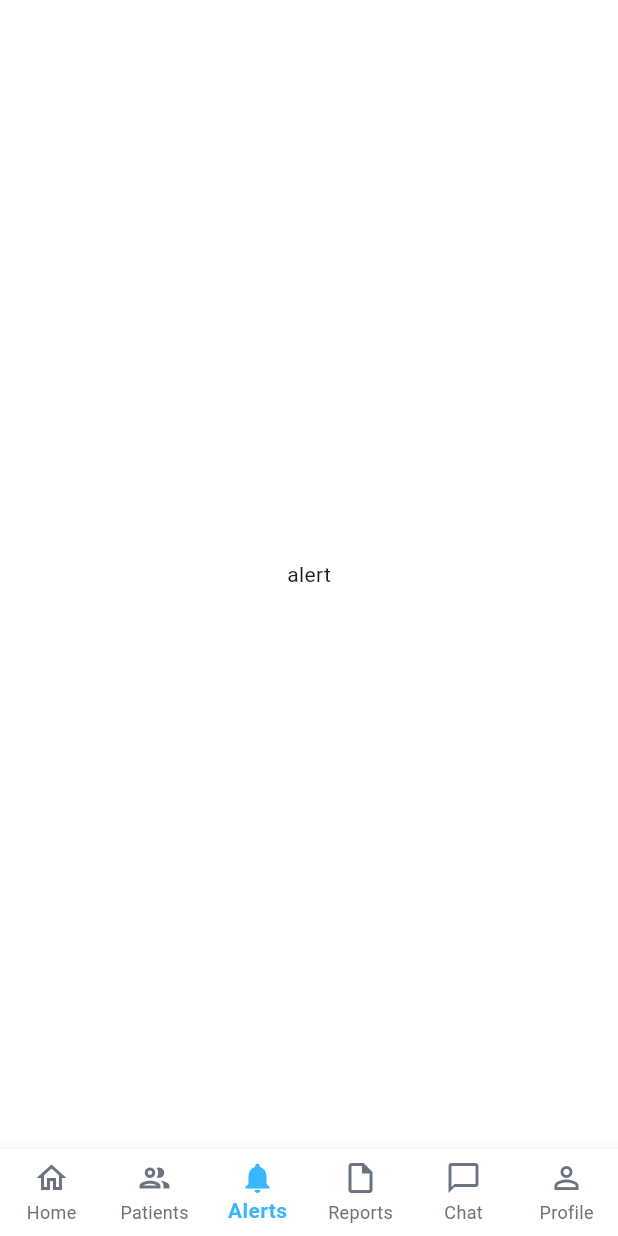
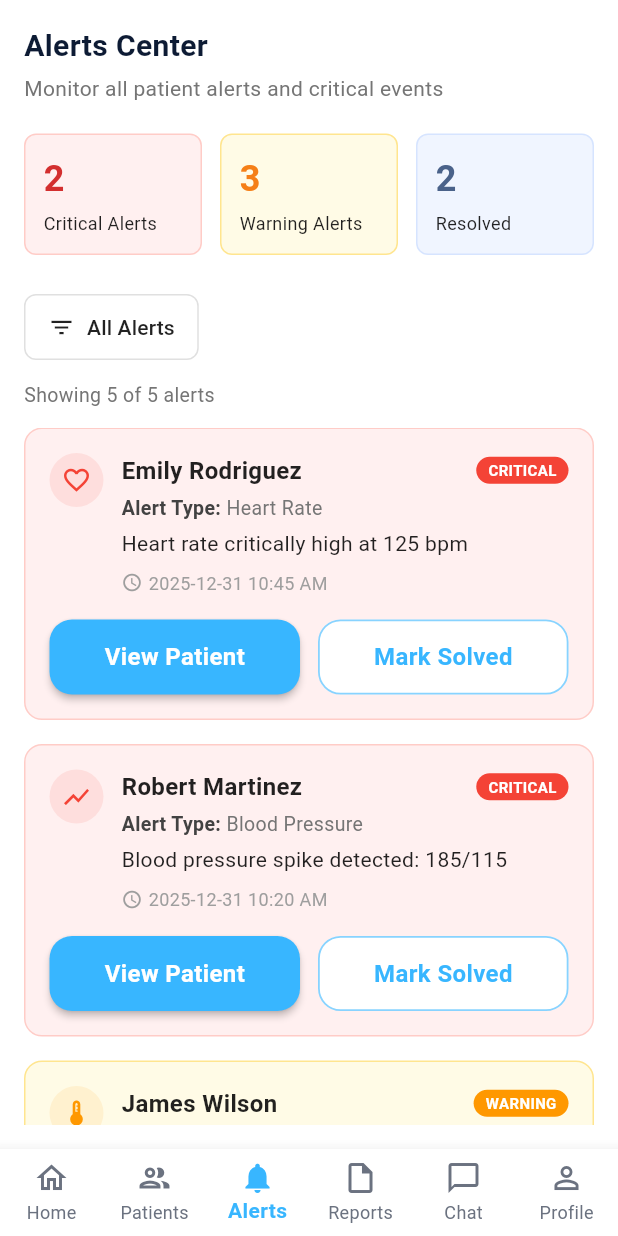
Before and after one commit to MuhammedZain15/HealthRootz, a Flutter app: the screen it shows after launch, item 3 of the bottom bar chosen, on a phone screen of 412 x 824 dp. Run offline on Flutter 3.47's test engine with Material 3 defaults, Android fonts, the phone set to English and light mode, and no system bars; our stand-ins replace fl_chart, pdf, printing; missing offline and left inert: gif_view.

Commit message:
alert page done

```diff
--- a/lib/doctor/features/alert/doctor_alert_page.dart
+++ b/lib/doctor/features/alert/doctor_alert_page.dart
@@ -1,10 +1,147 @@
 import 'package:flutter/material.dart';
+import 'package:grad_project/doctor/features/alert/widgets/alert_card.dart';
+import 'package:grad_project/doctor/features/alert/widgets/summary_card.dart';
 
-class DoctorAlertPage extends StatelessWidget {
+import 'model/alert_model.dart';
+import 'model/constants.dart';
+
+class DoctorAlertPage extends StatefulWidget {
   const DoctorAlertPage({super.key});
 
   @override
+  State<DoctorAlertPage> createState() => _DoctorAlertPageState();
+}
+
+class _DoctorAlertPageState extends State<DoctorAlertPage> {
+  late List<DoctorAlert> _localAlerts;
+
+  @override
+  void initState() {
+    super.initState();
+    _localAlerts = List.from(alerts);
+  }
+
+  void _markAsSolved(int index) {
+    setState(() {
+      final oldAlert = _localAlerts[index];
+      _localAlerts[index] = DoctorAlert(
+        id: oldAlert.id,
+        patient: oldAlert.patient,
+        type: oldAlert.type,
+        severity: AlertSeverity.resolved,
+        message: oldAlert.message,
+        time: oldAlert.time,
+      );
+    });
+  }
+
+  @override
   Widget build(BuildContext context) {
-    return Center(child: Text("alert"),);
+    return Scaffold(
+      backgroundColor: Colors.white,
+      body: SafeArea(
+        child: Padding(
+          padding: const EdgeInsets.all(16.0),
+          child: Column(
+            crossAxisAlignment: CrossAxisAlignment.start,
+            children: [
+              // Header Title
+              const Text(
+                'Alerts Center',
+                style: TextStyle(
+                  fontSize: 20,
+                  fontWeight: FontWeight.bold,
+                  color: Color(0xFF0D1B34),
+                ),
+              ),
+              const SizedBox(height: 4),
+              Text(
+                'Monitor all patient alerts and critical events',
+                style: TextStyle(fontSize: 14, color: Colors.grey.shade600),
+              ),
+              const SizedBox(height: 20),
+
+              // Summary Cards
+              const Row(
+                children: [
+                  SummaryCard(
+                    count: '2',
+                    label: 'Critical Alerts',
+                    countColor: Color(0xFFD32F2F),
+                    // Red
+                    backgroundColor: Color(0xFFFFF0F0),
+                    borderColor: Color(0xFFFFCCC7),
+                  ),
+                  SizedBox(width: 12),
+                  SummaryCard(
+                    count: '3',
+                    label: 'Warning Alerts',
+                    countColor: Color(0xFFF57F17),
+                    // Dark Chartreuse/Orange
+                    backgroundColor: Color(0xFFFFFBE6),
+                    borderColor: Color(0xFFFFE58F),
+                  ),
+                  SizedBox(width: 12),
+                  SummaryCard(
+                    count: '2',
+                    label: 'Resolved',
+                    countColor: Color(0xFF4A628A),
+                    // Dark Blue/Grey
+                    backgroundColor: Color(0xFFF0F5FF),
+                    borderColor: Color(0xFFD6E4FF),
+                  ),
+                ],
+              ),
+              const SizedBox(height: 24),
+              // Filter Button & Count
+              Row(
+                children: [
+                  OutlinedButton.icon(
+                    onPressed: () {},
+                    icon: const Icon(
+                      Icons.filter_list,
+                      size: 18,
+                      color: Colors.black87,
+                    ),
+                    label: const Text(
+                      "All Alerts",
+                      style: TextStyle(color: Colors.black87),
+                    ),
+                    style: OutlinedButton.styleFrom(
+                      side: BorderSide(color: Colors.grey.shade300),
+                      shape: RoundedRectangleBorder(
+                        borderRadius: BorderRadius.circular(8),
+                      ),
+                      padding: const EdgeInsets.symmetric(
+                        horizontal: 16,
+                        vertical: 12,
+                      ),
+                    ),
+                  ),
+                ],
+              ),
+              const SizedBox(height: 12),
+              Text(
+                "Showing ${_localAlerts.length} of ${_localAlerts.length} alerts",
+                style: TextStyle(color: Colors.grey.shade600, fontSize: 13),
+              ),
+              const SizedBox(height: 12),
+              // List of Alerts
+              Expanded(
+                child: ListView.builder(
+                  itemCount: _localAlerts.length,
+                  itemBuilder: (context, index) {
+                    return AlertCard(
+                      alert: _localAlerts[index],
+                      onMarkSolved: () => _markAsSolved(index),
+                    );
+                  },
+                ),
+              ),
+            ],
+          ),
+        ),
+      ),
+    );
   }
 }
--- /dev/null
+++ b/lib/doctor/features/alert/model/alert_model.dart
@@ -0,0 +1,25 @@
+
+import 'package:flutter/material.dart';
+import 'package:grad_project/doctor/features/patients/model/patient_model.dart';
+
+enum AlertSeverity { critical, warning, resolved }
+
+enum AlertType { heartRate, bloodPressure, temperature, other }
+
+class DoctorAlert {
+  final String id;
+  final Patient patient;
+  final AlertType type;
+  final AlertSeverity severity;
+  final String message;
+  final DateTime time;
+
+  DoctorAlert({
+    required this.id,
+    required this.patient,
+    required this.type,
+    required this.severity,
+    required this.message,
+    required this.time,
+  });
+}
--- /dev/null
+++ b/lib/doctor/features/alert/model/constants.dart
@@ -0,0 +1,80 @@
+import '../../patients/model/patient_model.dart';
+import 'alert_model.dart';
+
+final List<DoctorAlert> alerts = [
+  DoctorAlert(
+    id: '1',
+    patient: Patient(
+      id: 'p1',
+      name: 'Emily Rodriguez',
+      age: 32,
+      status: 'Critical',
+      heartRate: 125,
+      emgReading: 0,
+    ),
+    type: AlertType.heartRate,
+    severity: AlertSeverity.critical,
+    message: 'Heart rate critically high at 125 bpm',
+    time: DateTime(2025, 12, 31, 10, 45),
+  ),
+  DoctorAlert(
+    id: '2',
+    patient: Patient(
+      id: 'p2',
+      name: 'Robert Martinez',
+      age: 45,
+      status: 'Critical',
+      heartRate: 80,
+      emgReading: 0,
+    ),
+    type: AlertType.bloodPressure,
+    severity: AlertSeverity.critical,
+    message: 'Blood pressure spike detected: 185/115',
+    time: DateTime(2025, 12, 31, 10, 20),
+  ),
+  DoctorAlert(
+    id: '3',
+    patient: Patient(
+      id: 'p3',
+      name: 'James Wilson',
+      age: 28,
+      status: 'Warning',
+      heartRate: 90,
+      emgReading: 0,
+    ),
+    type: AlertType.temperature,
+    severity: AlertSeverity.warning,
+    message: 'Temperature elevated: 99.8°F',
+    time: DateTime(2025, 12, 31, 7, 30),
+  ),
+  DoctorAlert(
+    id: '4',
+    patient: Patient(
+      id: 'p4',
+      name: 'John Anderson',
+      age: 55,
+      status: 'Stable',
+      heartRate: 72,
+      emgReading: 0,
+    ),
+    type: AlertType.heartRate,
+    severity: AlertSeverity.resolved,
+    message: 'Heart rate normalized',
+    time: DateTime(2025, 12, 30, 22, 30),
+  ),
+  DoctorAlert(
+    id: '5',
+    patient: Patient(
+      id: 'p5',
+      name: 'Patricia Davis',
+      age: 62,
+      status: 'Stable',
+      heartRate: 70,
+      emgReading: 0,
+    ),
+    type: AlertType.heartRate,
+    severity: AlertSeverity.resolved,
+    message: 'Heart rate normalized',
+    time: DateTime(2025, 12, 30, 21, 15),
+  ),
+];
--- /dev/null
+++ b/lib/doctor/features/alert/widgets/alert_card.dart
@@ -0,0 +1,248 @@
+import 'package:flutter/material.dart';
+import 'package:grad_project/app_colors.dart';
+import 'package:grad_project/doctor/features/alert/model/alert_model.dart';
+import 'package:grad_project/doctor/features/patients/patient_details_page.dart';
+import 'package:grad_project/patient/features/auth/widgets/custom_button.dart';
+import 'package:intl/intl.dart';
+
+class AlertCard extends StatelessWidget {
+  final DoctorAlert alert;
+  final VoidCallback? onMarkSolved;
+
+  const AlertCard({super.key, required this.alert, this.onMarkSolved});
+
+  Color _getBackgroundColor() {
+    switch (alert.severity) {
+      case AlertSeverity.critical:
+        return const Color(0xFFFFF0F0); // Light Red
+      case AlertSeverity.warning:
+        return const Color(0xFFFFFBE6); // Light Yellow
+      case AlertSeverity.resolved:
+        return Colors.white;
+    }
+  }
+
+  Color _getBorderColor() {
+    switch (alert.severity) {
+      case AlertSeverity.critical:
+        return const Color(0xFFFFCCC7);
+      case AlertSeverity.warning:
+        return const Color(0xFFFFE58F);
+      case AlertSeverity.resolved:
+        return Colors.grey.shade300;
+    }
+  }
+
+  Color _getBadgeColor() {
+    switch (alert.severity) {
+      case AlertSeverity.critical:
+        return Colors.red;
+      case AlertSeverity.warning:
+        return Colors.orange;
+      case AlertSeverity.resolved:
+        return const Color(
+          0xFF4A628A,
+        ); // Using darkBlue for resolved badge background
+    }
+  }
+
+  IconData _getIcon() {
+    switch (alert.type) {
+      case AlertType.heartRate:
+        return Icons.favorite_border;
+      case AlertType.bloodPressure:
+        return Icons.show_chart;
+      case AlertType.temperature:
+        return Icons.thermostat;
+      default:
+        return Icons.warning_amber_rounded;
+    }
+  }
+
+  Color _getIconColor() {
+    switch (alert.severity) {
+      case AlertSeverity.critical:
+        return Colors.red;
+      case AlertSeverity.warning:
+        return Colors.orange;
+      case AlertSeverity.resolved:
+        return const Color(0xFF4A628A);
+    }
+  }
+
+  Color _getIconBackgroundColor() {
+    switch (alert.severity) {
+      case AlertSeverity.critical:
+        return Colors.red.withOpacity(0.1);
+      case AlertSeverity.warning:
+        return Colors.orange.withOpacity(0.1);
+      case AlertSeverity.resolved:
+        return const Color(0xFF4A628A).withOpacity(0.1);
+    }
+  }
+
+  @override
+  Widget build(BuildContext context) {
+    return Container(
+      margin: const EdgeInsets.only(bottom: 16),
+      decoration: BoxDecoration(
+        color: _getBackgroundColor(),
+        border: Border.all(color: _getBorderColor()),
+        borderRadius: BorderRadius.circular(12),
+      ),
+      child: Padding(
+        padding: const EdgeInsets.all(16.0),
+        child: Column(
+          crossAxisAlignment: CrossAxisAlignment.start,
+          children: [
+            // Header
+            Row(
+              crossAxisAlignment: CrossAxisAlignment.start,
+              children: [
+                // Icon
+                Container(
+                  padding: const EdgeInsets.all(8),
+                  decoration: BoxDecoration(
+                    color: _getIconBackgroundColor(),
+                    shape: BoxShape.circle,
+                  ),
+                  child: Icon(_getIcon(), color: _getIconColor(), size: 20),
+                ),
+                const SizedBox(width: 12),
+
+                // Name and details
+                Expanded(
+                  child: Column(
+                    crossAxisAlignment: CrossAxisAlignment.start,
+                    children: [
+                      Row(
+                        children: [
+                          Text(
+                            alert.patient.name,
+                            style: const TextStyle(
+                              fontSize: 16,
+                              fontWeight: FontWeight.bold,
+                              color: Colors.black87,
+                            ),
+                          ),
+                          Spacer(),
+                          Container(
+                            padding: const EdgeInsets.symmetric(
+                              horizontal: 8,
+                              vertical: 2,
+                            ),
+                            decoration: BoxDecoration(
+                              color: _getBadgeColor(),
+                              borderRadius: BorderRadius.circular(12),
+                            ),
+                            child: Text(
+                              alert.severity.name.toUpperCase(),
+                              style: const TextStyle(
+                                color: Colors.white,
+                                fontSize: 10,
+                                fontWeight: FontWeight.bold,
+                              ),
+                            ),
+                          ),
+                        ],
+                      ),
+                      const SizedBox(height: 4),
+                      Row(
+                        children: [
+                          Text(
+                            "Alert Type: ",
+                            style: TextStyle(
+                              fontSize: 13,
+                              fontWeight: FontWeight.w600,
+                              color: Colors.grey.shade800,
+                            ),
+                          ),
+                          Text(
+                            alert.type == AlertType.heartRate
+                                ? "Heart Rate"
+                                : alert.type == AlertType.bloodPressure
+                                ? "Blood Pressure"
+                                : alert.type == AlertType.temperature
+                                ? "Temperature"
+                                : "General",
+                            style: TextStyle(
+                              fontSize: 13,
+                              color: Colors.grey.shade600,
+                            ),
+                          ),
+                        ],
+                      ),
+                      const SizedBox(height: 4),
+                      Text(
+                        alert.message,
+                        style: const TextStyle(
+                          fontSize: 14,
+                          color: Colors.black87,
+                        ),
+                      ),
+                      const SizedBox(height: 8),
+                      Row(
+                        children: [
+                          Icon(
+                            Icons.access_time,
+                            size: 14,
+                            color: Colors.grey.shade500,
+                          ),
+                          const SizedBox(width: 4),
+                          Text(
+                            DateFormat('yyyy-MM-dd hh:mm a').format(alert.time),
+                            style: TextStyle(
+                              fontSize: 12,
+                              color: Colors.grey.shade500,
+                            ),
+                          ),
+                        ],
+                      ),
+                    ],
+                  ),
+                ),
+              ],
+            ),
+
+            const SizedBox(height: 16),
+
+            // Button Row
+            Row(
+              children: [
+                Expanded(
+                  child: CustomButton(
+                    text: "View Patient",
+                    filled: true,
+
+                    color: AppColors.skyBlue,
+                    onPressed: () {
+                      Navigator.push(
+                        context,
+                        MaterialPageRoute(
+                          builder: (context) =>
+                              PatientDetailsPage(patient: alert.patient),
+                        ),
+                      );
+                    },
+                  ),
+                ),
+                if (alert.severity != AlertSeverity.resolved) ...[
+                  const SizedBox(width: 12),
+                  Expanded(
+                    child: CustomButton(
+                      text: "Mark Solved",
+                      filled: false,
+                      color: AppColors.skyBlue,
+                      onPressed:onMarkSolved,
+                    ),
+
+                  ),
+                ],
+              ],
+            ),
+          ],
+        ),
+      ),
+    );
+  }
+}
--- /dev/null
+++ b/lib/doctor/features/alert/widgets/summary_card.dart
@@ -0,0 +1,54 @@
+
+import 'package:flutter/material.dart';
+
+class SummaryCard extends StatelessWidget {
+  final String count;
+  final String label;
+  final Color countColor;
+  final Color backgroundColor;
+  final Color borderColor;
+
+  const SummaryCard({
+    super.key,
+    required this.count,
+    required this.label,
+    required this.countColor,
+    required this.backgroundColor,
+    required this.borderColor,
+  });
+
+  @override
+  Widget build(BuildContext context) {
+    return Expanded(
+      child: Container(
+        padding: const EdgeInsets.all(12),
+        decoration: BoxDecoration(
+          color: backgroundColor,
+          border: Border.all(color: borderColor),
+          borderRadius: BorderRadius.circular(8),
+        ),
+        child: Column(
+          crossAxisAlignment: CrossAxisAlignment.start,
+          children: [
+            Text(
+              count,
+              style: TextStyle(
+                fontSize: 24,
+                fontWeight: FontWeight.bold,
+                color: countColor,
+              ),
+            ),
+            const SizedBox(height: 4),
+            Text(
+              label,
+              style: const TextStyle(
+                fontSize: 12,
+                color: Colors.black87,
+              ),
+            ),
+          ],
+        ),
+      ),
+    );
+  }
+}
--- a/lib/patient/features/auth/widgets/custom_button.dart
+++ b/lib/patient/features/auth/widgets/custom_button.dart
@@ -4,7 +4,7 @@ import 'package:grad_project/app_colors.dart';
 
 class CustomButton extends StatelessWidget {
   final String text;
-  final VoidCallback onPressed;
+  final VoidCallback? onPressed;
   final bool filled;
   final double height;
   final double? width;
```
